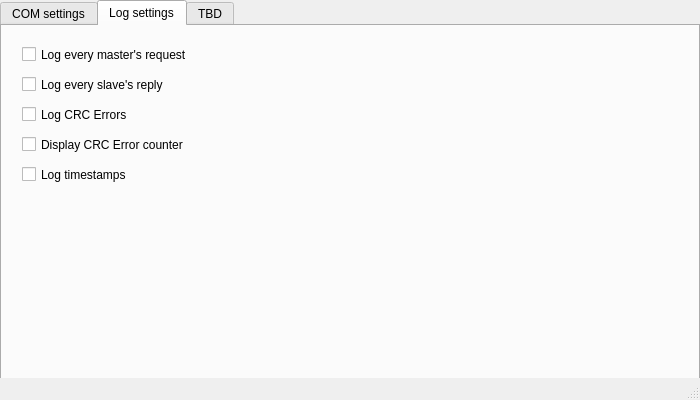
Nigiritka/JCU_GUI, file Settings_window.ui: the form before one commit.
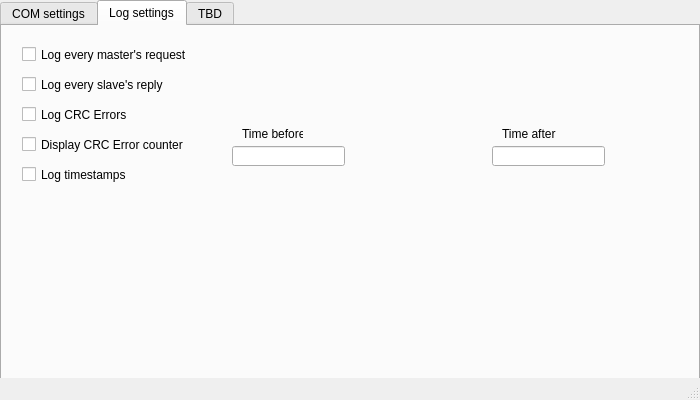
The form after the commit. The open tabs and pages were chosen to show the change.

```diff
--- a/Settings_window.ui
+++ b/Settings_window.ui
@@ -100,6 +100,52 @@
        <string>Display CRC Error counter</string>
       </property>
      </widget>
+     <widget class="QLineEdit" name="lineEdit">
+      <property name="geometry">
+       <rect>
+        <x>230</x>
+        <y>120</y>
+        <width>113</width>
+        <height>20</height>
+       </rect>
+      </property>
+     </widget>
+     <widget class="QLineEdit" name="lineEdit_2">
+      <property name="geometry">
+       <rect>
+        <x>490</x>
+        <y>120</y>
+        <width>113</width>
+        <height>20</height>
+       </rect>
+      </property>
+     </widget>
+     <widget class="QLabel" name="label">
+      <property name="geometry">
+       <rect>
+        <x>240</x>
+        <y>100</y>
+        <width>61</width>
+        <height>16</height>
+       </rect>
+      </property>
+      <property name="text">
+       <string>Time before</string>
+      </property>
+     </widget>
+     <widget class="QLabel" name="label_2">
+      <property name="geometry">
+       <rect>
+        <x>500</x>
+        <y>100</y>
+        <width>61</width>
+        <height>16</height>
+       </rect>
+      </property>
+      <property name="text">
+       <string>Time after</string>
+      </property>
+     </widget>
     </widget>
     <widget class="QWidget" name="tab">
      <attribute name="title">
```
Left out of the diff: 10 changed lines with no effect on the pictures.
